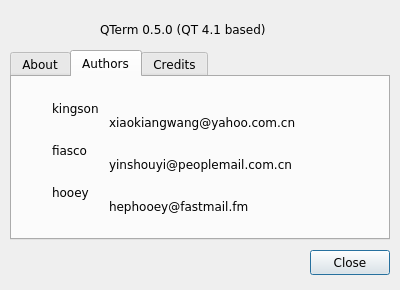
debian-pkg-chinese/qterm, file src/ui/aboutdialog.ui: the form before one commit.
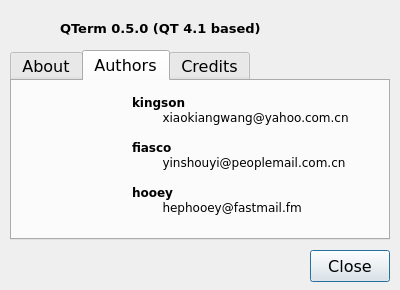
The form after the commit. The open tabs and pages were chosen to show the change.

What changed in the file:
```diff
--- a/src/ui/aboutdialog.ui
+++ b/src/ui/aboutdialog.ui
@@ -36,8 +36,8 @@
   </property>
   <property name="font">
    <font>
-    <family>Bitstream Vera Sans</family>
-    <pointsize>9</pointsize>
+    <family>DejaVu Sans</family>
+    <pointsize>12</pointsize>
     <weight>50</weight>
     <italic>false</italic>
     <bold>false</bold>
@@ -70,12 +70,18 @@
   <widget class="QLabel" name="TextLabel">
    <property name="geometry">
     <rect>
-     <x>100</x>
+     <x>60</x>
      <y>20</y>
      <width>261</width>
-     <height>19</height>
+     <height>16</height>
     </rect>
    </property>
+   <property name="font">
+    <font>
+     <weight>50</weight>
+     <bold>false</bold>
+    </font>
+   </property>
    <property name="frameShape">
     <enum>QFrame::NoFrame</enum>
    </property>
@@ -83,7 +89,11 @@
     <enum>QFrame::Plain</enum>
    </property>
    <property name="text">
-    <string>QTerm 0.5.0 (QT 4.1 based)</string>
+    <string>&lt;!DOCTYPE HTML PUBLIC &quot;-//W3C//DTD HTML 4.0//EN&quot; &quot;http://www.w3.org/TR/REC-html40/strict.dtd&quot;&gt;
+&lt;html&gt;&lt;head&gt;&lt;meta name=&quot;qrichtext&quot; content=&quot;1&quot; /&gt;&lt;style type=&quot;text/css&quot;&gt;
+p, li { white-space: pre-wrap; }
+&lt;/style&gt;&lt;/head&gt;&lt;body style=&quot; font-family:'Bitstream Vera Sans'; font-size:9pt; font-weight:400; font-style:normal;&quot;&gt;
+&lt;p style=&quot; margin-top:0px; margin-bottom:0px; margin-left:0px; margin-right:0px; -qt-block-indent:0; text-indent:0px;&quot;&gt;&lt;span style=&quot; font-size:10pt; font-weight:600;&quot;&gt;QTerm 0.5.0 (QT 4.1 based)&lt;/span&gt;&lt;/p&gt;&lt;/body&gt;&lt;/html&gt;</string>
    </property>
   </widget>
   <widget class="QTabWidget" name="mainTabWidget">
@@ -127,21 +137,52 @@
     <widget class="QLabel" name="TextLabel1">
      <property name="geometry">
       <rect>
-       <x>40</x>
+       <x>120</x>
        <y>10</y>
-       <width>280</width>
-       <height>140</height>
+       <width>227</width>
+       <height>128</height>
       </rect>
      </property>
+     <property name="font">
+      <font>
+       <family>DejaVu Sans</family>
+       <pointsize>12</pointsize>
+       <weight>50</weight>
+       <italic>false</italic>
+       <bold>false</bold>
+       <underline>false</underline>
+       <strikeout>false</strikeout>
+      </font>
+     </property>
      <property name="text">
-      <string>kingson     
-	xiaokiangwang@yahoo.com.cn  
-
-fiasco     
-	yinshouyi@peoplemail.com.cn
-
-hooey
-	hephooey@fastmail.fm</string>
+      <string>&lt;!DOCTYPE HTML PUBLIC &quot;-//W3C//DTD HTML 4.0//EN&quot; &quot;http://www.w3.org/TR/REC-html40/strict.dtd&quot;&gt;
+&lt;html&gt;&lt;head&gt;&lt;meta name=&quot;qrichtext&quot; content=&quot;1&quot; /&gt;&lt;style type=&quot;text/css&quot;&gt;
+p, li { white-space: pre-wrap; }
+&lt;/style&gt;&lt;/head&gt;&lt;body style=&quot; font-family:'Bitstream Vera Sans'; font-size:9pt; font-weight:400; font-style:normal;&quot;&gt;
+&lt;p style=&quot; margin-top:0px; margin-bottom:0px; margin-left:0px; margin-right:0px; -qt-block-indent:0; text-indent:0px;&quot;&gt;&lt;span style=&quot; font-weight:600;&quot;&gt;kingson  &lt;/span&gt;   &lt;/p&gt;
+&lt;p style=&quot; margin-top:0px; margin-bottom:0px; margin-left:0px; margin-right:0px; -qt-block-indent:0; text-indent:0px;&quot;&gt;        xiaokiangwang@yahoo.com.cn  &lt;/p&gt;
+&lt;p style=&quot;-qt-paragraph-type:empty; margin-top:0px; margin-bottom:0px; margin-left:0px; margin-right:0px; -qt-block-indent:0; text-indent:0px;&quot;&gt;&lt;/p&gt;
+&lt;p style=&quot; margin-top:0px; margin-bottom:0px; margin-left:0px; margin-right:0px; -qt-block-indent:0; text-indent:0px;&quot;&gt;&lt;span style=&quot; font-weight:600;&quot;&gt;fiasco &lt;/span&gt;    &lt;/p&gt;
+&lt;p style=&quot; margin-top:0px; margin-bottom:0px; margin-left:0px; margin-right:0px; -qt-block-indent:0; text-indent:0px;&quot;&gt;        yinshouyi@peoplemail.com.cn&lt;/p&gt;
+&lt;p style=&quot;-qt-paragraph-type:empty; margin-top:0px; margin-bottom:0px; margin-left:0px; margin-right:0px; -qt-block-indent:0; text-indent:0px;&quot;&gt;&lt;/p&gt;
+&lt;p style=&quot; margin-top:0px; margin-bottom:0px; margin-left:0px; margin-right:0px; -qt-block-indent:0; text-indent:0px;&quot;&gt;&lt;span style=&quot; font-weight:600;&quot;&gt;hooey&lt;/span&gt;&lt;/p&gt;
+&lt;p style=&quot; margin-top:0px; margin-bottom:0px; margin-left:0px; margin-right:0px; -qt-block-indent:0; text-indent:0px;&quot;&gt;        hephooey@fastmail.fm&lt;/p&gt;&lt;/body&gt;&lt;/html&gt;</string>
+     </property>
+    </widget>
+    <widget class="QLabel" name="pixmapLabel3">
+     <property name="geometry">
+      <rect>
+       <x>10</x>
+       <y>30</y>
+       <width>91</width>
+       <height>91</height>
+      </rect>
+     </property>
+     <property name="text">
+      <string/>
+     </property>
+     <property name="scaledContents">
+      <bool>true</bool>
      </property>
     </widget>
    </widget>
@@ -167,7 +208,7 @@
      <x>310</x>
      <y>250</y>
      <width>80</width>
-     <height>25</height>
+     <height>32</height>
     </rect>
    </property>
    <property name="text">
```
Left out of the diff: 41 changed lines with no effect on the pictures.
